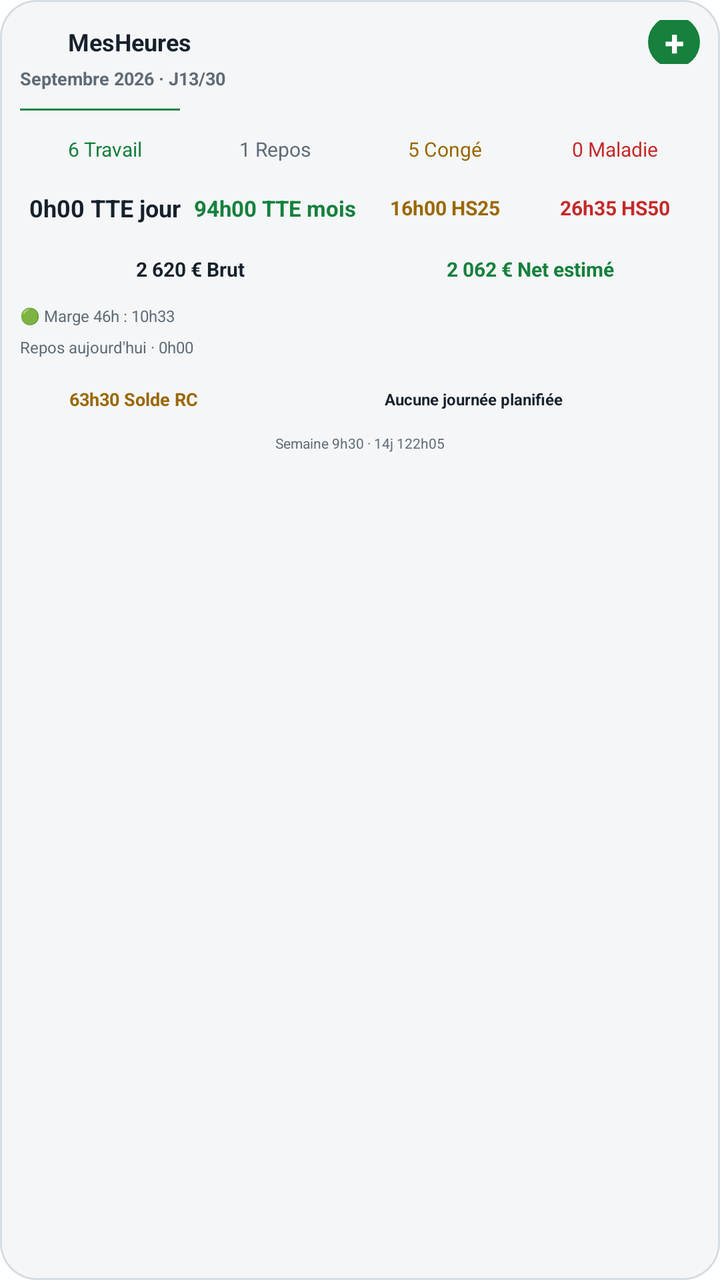
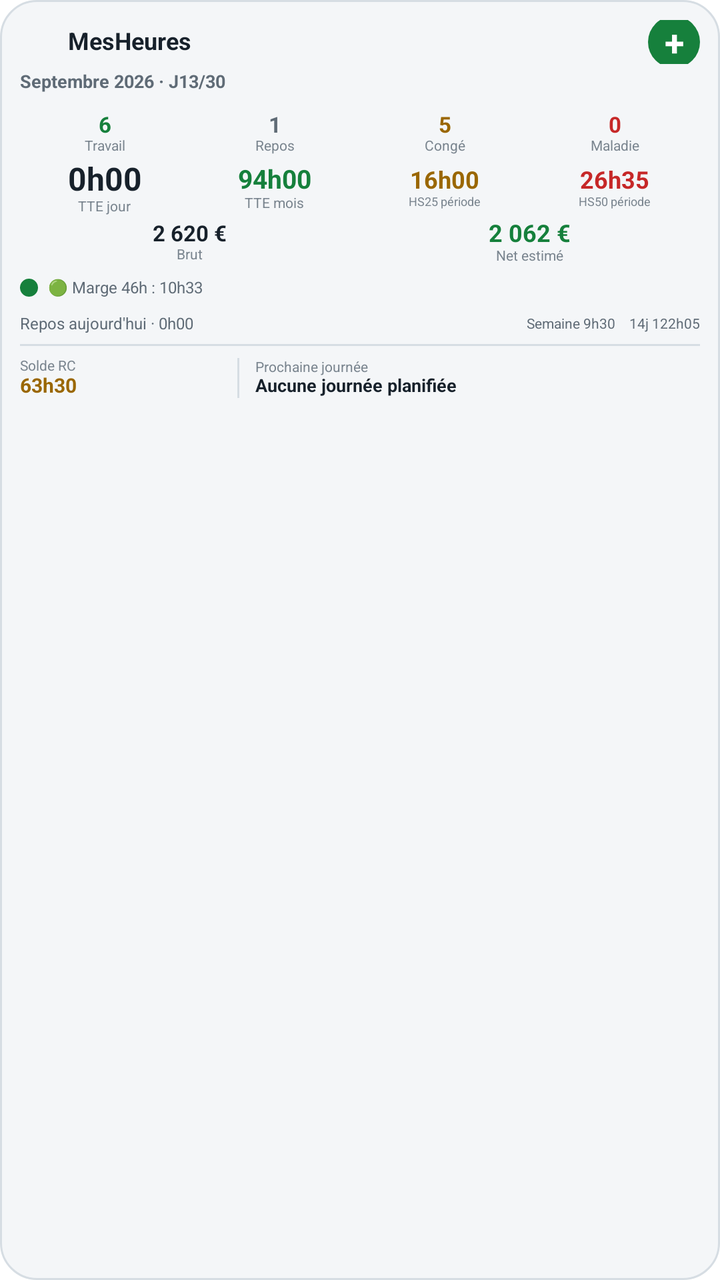

Screens rendered from an Android XML layout before and after an edit, with the pre-edit source and the edit as a unified diff.
<!-- AndroidManifest.xml: application theme Theme.MesHeures -->
<!-- res/layout/widget_mesheures.xml -->
<?xml version="1.0" encoding="utf-8"?>
<LinearLayout xmlns:android="http://schemas.android.com/apk/res/android"
    android:id="@+id/widget_root"
    android:layout_width="match_parent"
    android:layout_height="match_parent"
    android:orientation="vertical"
    android:background="@drawable/widget_background"
    android:padding="10dp">

    <LinearLayout android:layout_width="match_parent" android:layout_height="22dp" android:gravity="center_vertical">
        <ImageView android:layout_width="18dp" android:layout_height="18dp" android:src="@drawable/icon_512" />
        <TextView android:layout_width="0dp" android:layout_height="wrap_content" android:layout_weight="1" android:layout_marginStart="6dp" android:text="MesHeures" android:textColor="@color/widget_text_primary" android:textSize="12sp" android:textStyle="bold" />
        <TextView android:id="@+id/widget_add" android:layout_width="26dp" android:layout_height="26dp" android:gravity="center" android:text="+" android:textColor="#FFFFFF" android:textSize="18sp" android:textStyle="bold" android:background="@drawable/widget_add_bg" />
    </LinearLayout>

    <TextView android:id="@+id/widget_month" android:layout_width="match_parent" android:layout_height="17dp" android:layout_marginTop="1dp" android:text="Septembre 2026 · J13/30" android:textColor="@color/widget_text_secondary" android:textSize="9sp" android:textStyle="bold" />
    <TextView android:id="@+id/widget_progress_text" android:layout_width="match_parent" android:layout_height="12dp" android:text="━━━━━━━━━━━━━━━━" android:textColor="@color/widget_accent" android:textSize="7sp" android:includeFontPadding="false" />

    <LinearLayout android:layout_width="match_parent" android:layout_height="25dp" android:gravity="center_vertical">
        <TextView android:id="@+id/widget_work" android:layout_width="0dp" android:layout_height="wrap_content" android:layout_weight="1" android:gravity="center" android:text="6
Travail" android:textColor="@color/widget_ok" android:textSize="10sp" />
        <TextView android:id="@+id/widget_rest" android:layout_width="0dp" android:layout_height="wrap_content" android:layout_weight="1" android:gravity="center" android:text="1
Repos" android:textColor="@color/widget_text_secondary" android:textSize="10sp" />
        <TextView android:id="@+id/widget_cp" android:layout_width="0dp" android:layout_height="wrap_content" android:layout_weight="1" android:gravity="center" android:text="5
Congé" android:textColor="@color/widget_warn" android:textSize="10sp" />
        <TextView android:id="@+id/widget_mal" android:layout_width="0dp" android:layout_height="wrap_content" android:layout_weight="1" android:gravity="center" android:text="0
Maladie" android:textColor="@color/widget_bad" android:textSize="10sp" />
    </LinearLayout>

    <LinearLayout android:layout_width="match_parent" android:layout_height="34dp" android:gravity="center_vertical">
        <TextView android:id="@+id/widget_tte_day" android:layout_width="0dp" android:layout_height="wrap_content" android:layout_weight="1" android:gravity="center" android:text="0h00
TTE jour" android:textColor="@color/widget_text_primary" android:textSize="12sp" android:textStyle="bold" />
        <TextView android:id="@+id/widget_tte_month" android:layout_width="0dp" android:layout_height="wrap_content" android:layout_weight="1" android:gravity="center" android:text="94h00
TTE mois" android:textColor="@color/widget_ok" android:textSize="11sp" android:textStyle="bold" />
        <TextView android:id="@+id/widget_hs25" android:layout_width="0dp" android:layout_height="wrap_content" android:layout_weight="1" android:gravity="center" android:text="16h00
HS25" android:textColor="@color/widget_warn" android:textSize="10sp" android:textStyle="bold" />
        <TextView android:id="@+id/widget_hs50" android:layout_width="0dp" android:layout_height="wrap_content" android:layout_weight="1" android:gravity="center" android:text="26h35
HS50" android:textColor="@color/widget_bad" android:textSize="10sp" android:textStyle="bold" />
    </LinearLayout>

    <LinearLayout android:layout_width="match_parent" android:layout_height="27dp" android:gravity="center_vertical">
        <TextView android:id="@+id/widget_gross" android:layout_width="0dp" android:layout_height="wrap_content" android:layout_weight="1" android:gravity="center" android:text="2 620 €
Brut" android:textColor="@color/widget_text_primary" android:textSize="10sp" android:textStyle="bold" />
        <TextView android:id="@+id/widget_net" android:layout_width="0dp" android:layout_height="wrap_content" android:layout_weight="1" android:gravity="center" android:text="2 062 €
Net estimé" android:textColor="@color/widget_ok" android:textSize="10sp" android:textStyle="bold" />
    </LinearLayout>

    <TextView android:id="@+id/widget_status" android:layout_width="match_parent" android:layout_height="20dp" android:gravity="center_vertical" android:text="🟢 Marge 46h : 10h33" android:textColor="@color/widget_text_secondary" android:textSize="8sp" />

    <TextView android:id="@+id/widget_today" android:layout_width="match_parent" android:layout_height="16dp" android:text="Repos aujourd'hui · 0h00" android:textColor="@color/widget_text_secondary" android:textSize="8sp" />

    <LinearLayout android:layout_width="match_parent" android:layout_height="31dp" android:gravity="center_vertical">
        <TextView android:id="@+id/widget_rc" android:layout_width="0dp" android:layout_height="wrap_content" android:layout_weight="1" android:gravity="center" android:text="63h30
Solde RC" android:textColor="@color/widget_warn" android:textSize="9sp" android:textStyle="bold" />
        <TextView android:id="@+id/widget_next_day" android:layout_width="0dp" android:layout_height="wrap_content" android:layout_weight="2" android:gravity="center" android:text="Aucune journée planifiée" android:textColor="@color/widget_text_primary" android:textSize="8sp" android:textStyle="bold" />
        <TextView android:id="@+id/widget_next_hours" android:layout_width="wrap_content" android:layout_height="wrap_content" android:text="" android:textColor="@color/widget_text_secondary" android:textSize="7sp" />
    </LinearLayout>

    <TextView android:id="@+id/widget_period" android:layout_width="match_parent" android:layout_height="13dp" android:gravity="center" android:text="Semaine 9h30 · 14j 122h05" android:textColor="@color/widget_text_secondary" android:textSize="7sp" />
</LinearLayout>
<!-- resources referenced by this layout -->
<resources>
  <color name="widget_accent">#16803C</color>
  <color name="widget_bad">#C62828</color>
  <color name="widget_ok">#16803C</color>
  <color name="widget_text_primary">#17212B</color>
  <color name="widget_text_secondary">#5F6B76</color>
  <color name="widget_warn">#9A6700</color>
  <!-- drawable widget_add_bg (drawable) -->
  <?xml version="1.0" encoding="utf-8"?>
  <shape xmlns:android="http://schemas.android.com/apk/res/android" android:shape="oval"><solid android:color="@color/widget_accent"/></shape>
  <!-- drawable widget_background (drawable) -->
  <?xml version="1.0" encoding="utf-8"?>
  <shape xmlns:android="http://schemas.android.com/apk/res/android" android:shape="rectangle"><solid android:color="@color/widget_bg"/><corners android:radius="18dp"/><stroke android:width="1dp" android:color="@color/widget_border"/></shape>
  <color name="widget_bg">#F4F6F8</color>
  <color name="widget_border">#D6DDE3</color>
</resources>

<!-- the commit's change to res/layout/widget_mesheures.xml (unified diff, before → after) -->
@@ -1,60 +1,60 @@
 <?xml version="1.0" encoding="utf-8"?>
 <LinearLayout xmlns:android="http://schemas.android.com/apk/res/android"
-    android:id="@+id/widget_root"
-    android:layout_width="match_parent"
-    android:layout_height="match_parent"
-    android:orientation="vertical"
-    android:background="@drawable/widget_background"
-    android:padding="10dp">
+    android:id="@+id/widget_root" android:layout_width="match_parent" android:layout_height="match_parent"
+    android:orientation="vertical" android:background="@drawable/widget_background" android:padding="10dp">
 
     <LinearLayout android:layout_width="match_parent" android:layout_height="22dp" android:gravity="center_vertical">
-        <ImageView android:layout_width="18dp" android:layout_height="18dp" android:src="@drawable/icon_512" />
-        <TextView android:layout_width="0dp" android:layout_height="wrap_content" android:layout_weight="1" android:layout_marginStart="6dp" android:text="MesHeures" android:textColor="@color/widget_text_primary" android:textSize="12sp" android:textStyle="bold" />
-        <TextView android:id="@+id/widget_add" android:layout_width="26dp" android:layout_height="26dp" android:gravity="center" android:text="+" android:textColor="#FFFFFF" android:textSize="18sp" android:textStyle="bold" android:background="@drawable/widget_add_bg" />
+        <ImageView android:layout_width="18dp" android:layout_height="18dp" android:src="@drawable/icon_512" android:contentDescription="MesHeures"/>
+        <TextView android:layout_width="0dp" android:layout_height="wrap_content" android:layout_weight="1" android:layout_marginStart="6dp" android:text="MesHeures" android:textColor="@color/widget_text_primary" android:textSize="12sp" android:textStyle="bold" android:includeFontPadding="false"/>
+        <TextView android:id="@+id/widget_add" android:layout_width="26dp" android:layout_height="26dp" android:gravity="center" android:text="+" android:textColor="@android:color/white" android:textSize="18sp" android:textStyle="bold" android:background="@drawable/widget_add_bg" android:contentDescription="Ajouter une journée"/>
     </LinearLayout>
 
-    <TextView android:id="@+id/widget_month" android:layout_width="match_parent" android:layout_height="17dp" android:layout_marginTop="1dp" android:text="Septembre 2026 · J13/30" android:textColor="@color/widget_text_secondary" android:textSize="9sp" android:textStyle="bold" />
-    <TextView android:id="@+id/widget_progress_text" android:layout_width="match_parent" android:layout_height="12dp" android:text="━━━━━━━━━━━━━━━━" android:textColor="@color/widget_accent" android:textSize="7sp" android:includeFontPadding="false" />
+    <LinearLayout android:layout_width="match_parent" android:layout_height="16dp" android:gravity="center_vertical" android:layout_marginTop="1dp">
+        <TextView android:id="@+id/widget_month" android:layout_width="0dp" android:layout_height="wrap_content" android:layout_weight="1" android:text="Septembre 2026 · J13/30" android:textColor="@color/widget_text_secondary" android:textSize="9sp" android:textStyle="bold" android:includeFontPadding="false"/>
+    </LinearLayout>
+    <ProgressBar android:id="@+id/widget_progress" android:layout_width="match_parent" android:layout_height="3dp" android:max="30" android:progress="13" android:indeterminate="false" style="?android:attr/progressBarStyleHorizontal" android:progressTint="@color/widget_accent" android:backgroundTint="@color/widget_border"/>
 
-    <LinearLayout android:layout_width="match_parent" android:layout_height="25dp" android:gravity="center_vertical">
-        <TextView android:id="@+id/widget_work" android:layout_width="0dp" android:layout_height="wrap_content" android:layout_weight="1" android:gravity="center" android:text="6
-Travail" android:textColor="@color/widget_ok" android:textSize="10sp" />
-        <TextView android:id="@+id/widget_rest" android:layout_width="0dp" android:layout_height="wrap_content" android:layout_weight="1" android:gravity="center" android:text="1
-Repos" android:textColor="@color/widget_text_secondary" android:textSize="10sp" />
-        <TextView android:id="@+id/widget_cp" android:layout_width="0dp" android:layout_height="wrap_content" android:layout_weight="1" android:gravity="center" android:text="5
-Congé" android:textColor="@color/widget_warn" android:textSize="10sp" />
-        <TextView android:id="@+id/widget_mal" android:layout_width="0dp" android:layout_height="wrap_content" android:layout_weight="1" android:gravity="center" android:text="0
-Maladie" android:textColor="@color/widget_bad" android:textSize="10sp" />
+    <LinearLayout android:layout_width="match_parent" android:layout_height="23dp" android:gravity="center_vertical" android:layout_marginTop="3dp">
+        <LinearLayout android:layout_width="0dp" android:layout_height="match_parent" android:layout_weight="1" android:gravity="center" android:orientation="vertical"><TextView android:id="@+id/widget_work" android:layout_width="wrap_content" android:layout_height="wrap_content" android:text="6" android:textColor="@color/widget_ok" android:textSize="11sp" android:textStyle="bold" android:includeFontPadding="false"/><TextView android:layout_width="wrap_content" android:layout_height="wrap_content" android:text="Travail" android:textColor="@color/widget_text_muted" android:textSize="7sp" android:includeFontPadding="false"/></LinearLayout>
+        <LinearLayout android:layout_width="0dp" android:layout_height="match_parent" android:layout_weight="1" android:gravity="center" android:orientation="vertical"><TextView android:id="@+id/widget_rest" android:layout_width="wrap_content" android:layout_height="wrap_content" android:text="1" android:textColor="@color/widget_text_secondary" android:textSize="11sp" android:textStyle="bold" android:includeFontPadding="false"/><TextView android:layout_width="wrap_content" android:layout_height="wrap_content" android:text="Repos" android:textColor="@color/widget_text_muted" android:textSize="7sp" android:includeFontPadding="false"/></LinearLayout>
+        <LinearLayout android:layout_width="0dp" android:layout_height="match_parent" android:layout_weight="1" android:gravity="center" android:orientation="vertical"><TextView android:id="@+id/widget_cp" android:layout_width="wrap_content" android:layout_height="wrap_content" android:text="5" android:textColor="@color/widget_warn" android:textSize="11sp" android:textStyle="bold" android:includeFontPadding="false"/><TextView android:layout_width="wrap_content" android:layout_height="wrap_content" android:text="Congé" android:textColor="@color/widget_text_muted" android:textSize="7sp" android:includeFontPadding="false"/></LinearLayout>
+        <LinearLayout android:layout_width="0dp" android:layout_height="match_parent" android:layout_weight="1" android:gravity="center" android:orientation="vertical"><TextView android:id="@+id/widget_mal" android:layout_width="wrap_content" android:layout_height="wrap_content" android:text="0" android:textColor="@color/widget_bad" android:textSize="11sp" android:textStyle="bold" android:includeFontPadding="false"/><TextView android:layout_width="wrap_content" android:layout_height="wrap_content" android:text="Maladie" android:textColor="@color/widget_text_muted" android:textSize="7sp" android:includeFontPadding="false"/></LinearLayout>
     </LinearLayout>
 
-    <LinearLayout android:layout_width="match_parent" android:layout_height="34dp" android:gravity="center_vertical">
-        <TextView android:id="@+id/widget_tte_day" android:layout_width="0dp" android:layout_height="wrap_content" android:layout_weight="1" android:gravity="center" android:text="0h00
-TTE jour" android:textColor="@color/widget_text_primary" android:textSize="12sp" android:textStyle="bold" />
-        <TextView android:id="@+id/widget_tte_month" android:layout_width="0dp" android:layout_height="wrap_content" android:layout_weight="1" android:gravity="center" android:text="94h00
-TTE mois" android:textColor="@color/widget_ok" android:textSize="11sp" android:textStyle="bold" />
-        <TextView android:id="@+id/widget_hs25" android:layout_width="0dp" android:layout_height="wrap_content" android:layout_weight="1" android:gravity="center" android:text="16h00
-HS25" android:textColor="@color/widget_warn" android:textSize="10sp" android:textStyle="bold" />
-        <TextView android:id="@+id/widget_hs50" android:layout_width="0dp" android:layout_height="wrap_content" android:layout_weight="1" android:gravity="center" android:text="26h35
-HS50" android:textColor="@color/widget_bad" android:textSize="10sp" android:textStyle="bold" />
+    <LinearLayout android:layout_width="match_parent" android:layout_height="30dp" android:gravity="center_vertical" android:layout_marginTop="1dp">
+        <LinearLayout android:layout_width="0dp" android:layout_height="match_parent" android:layout_weight="1" android:gravity="center" android:orientation="vertical"><TextView android:id="@+id/widget_tte_day" android:layout_width="wrap_content" android:layout_height="wrap_content" android:text="0h00" android:textColor="@color/widget_text_primary" android:textSize="16sp" android:textStyle="bold" android:includeFontPadding="false"/><TextView android:layout_width="wrap_content" android:layout_height="wrap_content" android:text="TTE jour" android:textColor="@color/widget_text_muted" android:textSize="7sp" android:includeFontPadding="false"/></LinearLayout>
+        <LinearLayout android:layout_width="0dp" android:layout_height="match_parent" android:layout_weight="1" android:gravity="center" android:orientation="vertical"><TextView android:id="@+id/widget_tte_month" android:layout_width="wrap_content" android:layout_height="wrap_content" android:text="94h00" android:textColor="@color/widget_ok" android:textSize="13sp" android:textStyle="bold" android:includeFontPadding="false"/><TextView android:layout_width="wrap_content" android:layout_height="wrap_content" android:text="TTE mois" android:textColor="@color/widget_text_muted" android:textSize="7sp" android:includeFontPadding="false"/></LinearLayout>
+        <LinearLayout android:layout_width="0dp" android:layout_height="match_parent" android:layout_weight="1" android:gravity="center" android:orientation="vertical"><TextView android:id="@+id/widget_hs25" android:layout_width="wrap_content" android:layout_height="wrap_content" android:text="16h00" android:textColor="@color/widget_warn" android:textSize="12sp" android:textStyle="bold" android:includeFontPadding="false"/><TextView android:layout_width="wrap_content" android:layout_height="wrap_content" android:text="HS25 période" android:textColor="@color/widget_text_muted" android:textSize="6sp" android:includeFontPadding="false"/></LinearLayout>
+        <LinearLayout android:layout_width="0dp" android:layout_height="match_parent" android:layout_weight="1" android:gravity="center" android:orientation="vertical"><TextView android:id="@+id/widget_hs50" android:layout_width="wrap_content" android:layout_height="wrap_content" android:text="26h35" android:textColor="@color/widget_bad" android:textSize="12sp" android:textStyle="bold" android:includeFontPadding="false"/><TextView android:layout_width="wrap_content" android:layout_height="wrap_content" android:text="HS50 période" android:textColor="@color/widget_text_muted" android:textSize="6sp" android:includeFontPadding="false"/></LinearLayout>
     </LinearLayout>
 
-    <LinearLayout android:layout_width="match_parent" android:layout_height="27dp" android:gravity="center_vertical">
-        <TextView android:id="@+id/widget_gross" android:layout_width="0dp" android:layout_height="wrap_content" android:layout_weight="1" android:gravity="center" android:text="2 620 €
-Brut" android:textColor="@color/widget_text_primary" android:textSize="10sp" android:textStyle="bold" />
-        <TextView android:id="@+id/widget_net" android:layout_width="0dp" android:layout_height="wrap_content" android:layout_weight="1" android:gravity="center" android:text="2 062 €
-Net estimé" android:textColor="@color/widget_ok" android:textSize="10sp" android:textStyle="bold" />
+    <LinearLayout android:layout_width="match_parent" android:layout_height="24dp" android:gravity="center_vertical">
+        <LinearLayout android:layout_width="0dp" android:layout_height="match_parent" android:layout_weight="1" android:gravity="center" android:orientation="vertical"><TextView android:id="@+id/widget_gross" android:layout_width="wrap_content" android:layout_height="wrap_content" android:text="2 620 €" android:textColor="@color/widget_text_primary" android:textSize="11sp" android:textStyle="bold" android:includeFontPadding="false"/><TextView android:layout_width="wrap_content" android:layout_height="wrap_content" android:text="Brut" android:textColor="@color/widget_text_muted" android:textSize="7sp" android:includeFontPadding="false"/></LinearLayout>
+        <LinearLayout android:layout_width="0dp" android:layout_height="match_parent" android:layout_weight="1" android:gravity="center" android:orientation="vertical"><TextView android:id="@+id/widget_net" android:layout_width="wrap_content" android:layout_height="wrap_content" android:text="2 062 €" android:textColor="@color/widget_ok" android:textSize="12sp" android:textStyle="bold" android:includeFontPadding="false"/><TextView android:id="@+id/widget_net_label" android:layout_width="wrap_content" android:layout_height="wrap_content" android:text="Net estimé" android:textColor="@color/widget_text_muted" android:textSize="7sp" android:includeFontPadding="false"/></LinearLayout>
     </LinearLayout>
 
-    <TextView android:id="@+id/widget_status" android:layout_width="match_parent" android:layout_height="20dp" android:gravity="center_vertical" android:text="🟢 Marge 46h : 10h33" android:textColor="@color/widget_text_secondary" android:textSize="8sp" />
-
-    <TextView android:id="@+id/widget_today" android:layout_width="match_parent" android:layout_height="16dp" android:text="Repos aujourd'hui · 0h00" android:textColor="@color/widget_text_secondary" android:textSize="8sp" />
-
-    <LinearLayout android:layout_width="match_parent" android:layout_height="31dp" android:gravity="center_vertical">
-        <TextView android:id="@+id/widget_rc" android:layout_width="0dp" android:layout_height="wrap_content" android:layout_weight="1" android:gravity="center" android:text="63h30
-Solde RC" android:textColor="@color/widget_warn" android:textSize="9sp" android:textStyle="bold" />
-        <TextView android:id="@+id/widget_next_day" android:layout_width="0dp" android:layout_height="wrap_content" android:layout_weight="2" android:gravity="center" android:text="Aucune journée planifiée" android:textColor="@color/widget_text_primary" android:textSize="8sp" android:textStyle="bold" />
-        <TextView android:id="@+id/widget_next_hours" android:layout_width="wrap_content" android:layout_height="wrap_content" android:text="" android:textColor="@color/widget_text_secondary" android:textSize="7sp" />
+    <LinearLayout android:layout_width="match_parent" android:layout_height="22dp" android:gravity="center_vertical">
+        <ImageView android:id="@+id/widget_dot" android:layout_width="9dp" android:layout_height="9dp" android:layout_marginEnd="5dp" android:src="@drawable/widget_dot"/>
+        <TextView android:id="@+id/widget_status" android:layout_width="0dp" android:layout_height="wrap_content" android:layout_weight="1" android:text="🟢 Marge 46h : 10h33" android:textColor="@color/widget_text_secondary" android:textSize="8sp" android:includeFontPadding="false"/>
     </LinearLayout>
 
-    <TextView android:id="@+id/widget_period" android:layout_width="match_parent" android:layout_height="13dp" android:gravity="center" android:text="Semaine 9h30 · 14j 122h05" android:textColor="@color/widget_text_secondary" android:textSize="7sp" />
+    <LinearLayout android:layout_width="match_parent" android:layout_height="14dp" android:gravity="center_vertical">
+        <TextView android:id="@+id/widget_today" android:layout_width="0dp" android:layout_height="wrap_content" android:layout_weight="1" android:text="Repos aujourd'hui · 0h00" android:textColor="@color/widget_text_secondary" android:textSize="8sp" android:includeFontPadding="false"/>
+        <TextView android:id="@+id/widget_week" android:layout_width="wrap_content" android:layout_height="wrap_content" android:text="Semaine 9h30" android:textColor="@color/widget_text_secondary" android:textSize="7sp" android:includeFontPadding="false"/>
+        <TextView android:id="@+id/widget_period" android:layout_width="wrap_content" android:layout_height="wrap_content" android:layout_marginStart="7dp" android:text="14j 122h05" android:textColor="@color/widget_text_secondary" android:textSize="7sp" android:includeFontPadding="false"/>
+    </LinearLayout>
+
+    <ImageView android:layout_width="match_parent" android:layout_height="1dp" android:layout_marginTop="3dp" android:background="@color/widget_border" android:contentDescription="@null"/>
+    <LinearLayout android:layout_width="match_parent" android:layout_height="28dp" android:layout_marginTop="2dp" android:gravity="center_vertical">
+        <LinearLayout android:layout_width="0dp" android:layout_height="match_parent" android:layout_weight="1" android:gravity="center_vertical" android:orientation="vertical">
+            <TextView android:layout_width="wrap_content" android:layout_height="wrap_content" android:text="Solde RC" android:textColor="@color/widget_text_muted" android:textSize="7sp" android:includeFontPadding="false"/>
+            <TextView android:id="@+id/widget_rc" android:layout_width="wrap_content" android:layout_height="wrap_content" android:text="63h30" android:textColor="@color/widget_warn" android:textSize="10sp" android:textStyle="bold" android:includeFontPadding="false"/>
+        </LinearLayout>
+        <ImageView android:layout_width="1dp" android:layout_height="20dp" android:background="@color/widget_border" android:contentDescription="@null"/>
+        <LinearLayout android:layout_width="0dp" android:layout_height="match_parent" android:layout_weight="2" android:layout_marginStart="8dp" android:gravity="center_vertical" android:orientation="vertical">
+            <TextView android:layout_width="wrap_content" android:layout_height="wrap_content" android:text="Prochaine journée" android:textColor="@color/widget_text_muted" android:textSize="7sp" android:includeFontPadding="false"/>
+            <TextView android:id="@+id/widget_next_day" android:layout_width="wrap_content" android:layout_height="wrap_content" android:text="Aucune journée planifiée" android:textColor="@color/widget_text_primary" android:textSize="9sp" android:textStyle="bold" android:includeFontPadding="false"/>
+        </LinearLayout>
+        <TextView android:id="@+id/widget_next_hours" android:layout_width="wrap_content" android:layout_height="wrap_content" android:layout_marginStart="5dp" android:text="" android:textColor="@color/widget_text_secondary" android:textSize="7sp" android:includeFontPadding="false"/>
+    </LinearLayout>
 </LinearLayout>
<!-- resource entries referenced after the edit -->
@@ -2,7 +2,9 @@
 <resources>
   <color name="widget_accent">#16803C</color>
   <color name="widget_bad">#C62828</color>
+  <color name="widget_border">#D6DDE3</color>
   <color name="widget_ok">#16803C</color>
+  <color name="widget_text_muted">#7A858F</color>
   <color name="widget_text_primary">#17212B</color>
   <color name="widget_text_secondary">#5F6B76</color>
   <color name="widget_warn">#9A6700</color>
@@ -12,7 +14,9 @@
   <!-- drawable widget_background (drawable) -->
   <?xml version="1.0" encoding="utf-8"?>
   <shape xmlns:android="http://schemas.android.com/apk/res/android" android:shape="rectangle"><solid android:color="@color/widget_bg"/><corners android:radius="18dp"/><stroke android:width="1dp" android:color="@color/widget_border"/></shape>
+  <!-- drawable widget_dot (drawable) -->
+  <?xml version="1.0" encoding="utf-8"?>
+  <vector xmlns:android="http://schemas.android.com/apk/res/android" android:width="12dp" android:height="12dp" android:viewportWidth="12" android:viewportHeight="12"><path android:fillColor="@color/widget_ok" android:pathData="M6,0A6,6 0,1 0,6 12A6,6 0,1 0,6 0"/></vector>
   <color name="widget_bg">#F4F6F8</color>
-  <color name="widget_border">#D6DDE3</color>
 </resources>
 
